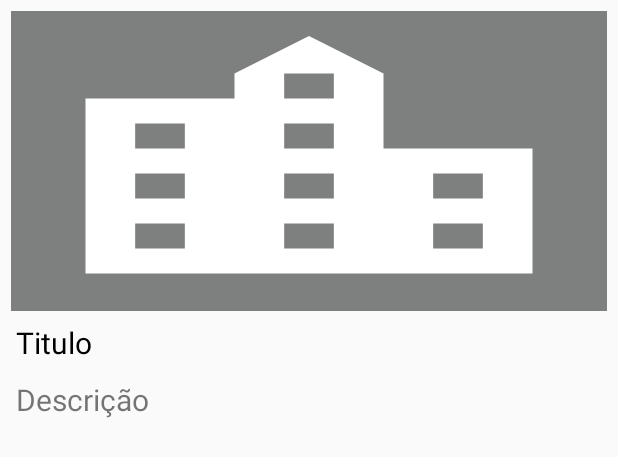
After one commit to ravelinejunior/OlxTeste, an Android app: the layout adapter_youtube_api.xml on its own in the app's theme, with its tools: preview values and no code run, on a phone screen of 412 x 824 dp. The commit adds this screen. Shown: the top 457 px of the screen. Run offline under Robolectric (Android 15) with nearby library versions, the phone set to English and light mode, and no system bars.

Commit message:
Criação dos arquivos

```diff
--- a/app/build.gradle
+++ b/app/build.gradle
@@ -26,7 +26,7 @@ android {
 dependencies {
 
     def AndroidSupport = "28.0.0"
-  //  implementation fileTree(dir: 'libs', include: ['*.jar'])
+    //  implementation fileTree(dir: 'libs', include: ['*.jar'])
     implementation 'androidx.appcompat:appcompat:1.1.0'
     implementation "com.android.support:design:$AndroidSupport"
     implementation files("libs/YouTubeAndroidPlayerApi.jar")
--- /dev/null
+++ b/app/src/main/res/drawable/ic_location_city_black_24dp.xml
@@ -0,0 +1,9 @@
+<vector xmlns:android="http://schemas.android.com/apk/res/android"
+        android:width="24dp"
+        android:height="24dp"
+        android:viewportWidth="24.0"
+        android:viewportHeight="24.0">
+    <path
+        android:fillColor="#FFFFFF"
+        android:pathData="M15,11L15,5l-3,-3 -3,3v2L3,7v14h18L21,11h-6zM7,19L5,19v-2h2v2zM7,15L5,15v-2h2v2zM7,11L5,11L5,9h2v2zM13,19h-2v-2h2v2zM13,15h-2v-2h2v2zM13,11h-2L11,9h2v2zM13,7h-2L11,5h2v2zM19,19h-2v-2h2v2zM19,15h-2v-2h2v2z"/>
+</vector>
--- /dev/null
+++ b/app/src/main/res/layout/adapter_youtube_api.xml
@@ -0,0 +1,47 @@
+<?xml version="1.0" encoding="utf-8"?>
+<LinearLayout xmlns:android="http://schemas.android.com/apk/res/android"
+    xmlns:app="http://schemas.android.com/apk/res-auto"
+    xmlns:tools="http://schemas.android.com/tools"
+    android:layout_width="match_parent"
+    android:layout_height="wrap_content"
+    android:padding="5dp"
+    android:orientation="vertical">
+
+    <ImageView
+        android:id="@+id/capa_YoutubeApi_id_Adapter"
+        android:layout_width="match_parent"
+        android:layout_height="200dp"
+        android:layout_margin="2dp"
+        android:background="@color/cinzaMedio"
+        android:scaleType="fitXY"
+        app:srcCompat="@drawable/ic_location_city_black_24dp"
+        tools:ignore="VectorDrawableCompat" />
+
+    <TextView
+        android:id="@+id/titulo_YoutubeApi_id_Adapter"
+        android:layout_width="match_parent"
+        android:layout_height="wrap_content"
+        android:text="@string/titulo"
+        android:textColor="@android:color/black"
+        android:padding="5dp"
+        android:textSize="20sp"
+
+        />
+    <TextView
+        android:id="@+id/descricao_YoutubeApi_id_Adapter"
+        android:layout_width="match_parent"
+        android:layout_height="wrap_content"
+        android:text="@string/descricao"
+        android:padding="5dp"
+        android:textSize="20sp"
+
+        />
+
+    <View
+        android:id="@+id/divider"
+        android:layout_width="match_parent"
+        android:layout_height="2dp"
+        android:background="?attr/listDividerAlertDialog"
+        />
+
+</LinearLayout>
--- a/app/src/main/res/values/colors.xml
+++ b/app/src/main/res/values/colors.xml
@@ -3,4 +3,5 @@
     <color name="colorPrimary">#6200EE</color>
     <color name="colorPrimaryDark">#3700B3</color>
     <color name="colorAccent">#03DAC5</color>
+    <color name="cinzaMedio">#7D807F</color>
 </resources>
--- a/app/src/main/res/values/strings.xml
+++ b/app/src/main/res/values/strings.xml
@@ -1,3 +1,5 @@
 <resources>
-    <string name="app_name">OlxTestes</string>
+    <string name="app_name">ApiYoutubeEappOlx</string>
+    <string name="titulo">Titulo</string>
+    <string name="descricao">Descrição</string>
 </resources>
--- a/app/src/main/res/values/styles.xml
+++ b/app/src/main/res/values/styles.xml
@@ -8,4 +8,14 @@
         <item name="colorAccent">@color/colorAccent</item>
     </style>
 
+    <style name="Customizado" parent="Theme.AppCompat.Light.NoActionBar">
+        <!-- Customize your theme here. -->
+        <item name="colorPrimary">#F44726</item>
+        <item name="colorPrimaryDark">#D32f2f</item>
+        <item name="colorAccent">#D32f2f</item>
+        <item name="background">@color/cinzaMedio</item>
+        <item name="windowActionBar">false</item>
+        <item name="windowNoTitle">true</item>
+    </style>
+
 </resources>
```
Also changed, not shown: app/src/main/AndroidManifest.xml (+5 -3 lines), app/src/main/java/br/com/tfleet/tests/olxtestes/activies/MainActivity.java (renamed from app/src/main/java/br/com/tfleet/tests/olxtestes/MainActivity.java, +10 -2 lines), app/src/main/java/br/com/tfleet/tests/olxtestes/activies/YoutubeApiActivity.java (added, +95 -0 lines), app/src/main/java/br/com/tfleet/tests/olxtestes/adapters/AdapterYoutubeApi.java (added, +62 -0 lines), app/src/main/java/br/com/tfleet/tests/olxtestes/model/Video.java (added, +54 -0 lines), app/src/main/res/layout/activity_main.xml (+14 -1 lines), app/src/main/res/layout/activity_youtube_api.xml (added, +17 -0 lines), app/src/main/res/layout/toolbar.xml (added, +17 -0 lines).
